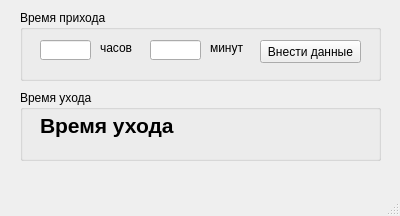
Qt form mainwindow.ui (Gambityasha/WorkTime) before a commit.
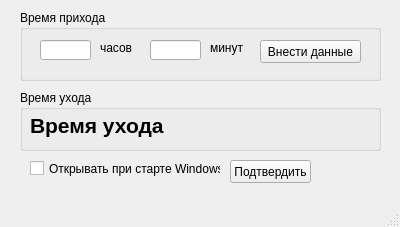
The same form after that commit. Icons and pictures are not drawn.

The edit to the form file:
```diff
--- a/mainwindow.ui
+++ b/mainwindow.ui
@@ -7,7 +7,7 @@
     <x>0</x>
     <y>0</y>
     <width>400</width>
-    <height>216</height>
+    <height>227</height>
    </rect>
   </property>
   <property name="minimumSize">
@@ -19,12 +19,19 @@
   <property name="maximumSize">
    <size>
     <width>400</width>
-    <height>216</height>
+    <height>227</height>
    </size>
   </property>
   <property name="windowTitle">
    <string>Расчет рабочего времени</string>
   </property>
+  <property name="windowIcon">
+   <iconset>
+    <normaloff>iсon.png</normaloff>iсon.png</iconset>
+  </property>
+  <property name="documentMode">
+   <bool>false</bool>
+  </property>
   <widget class="QWidget" name="centralwidget">
    <widget class="QGroupBox" name="groupBox">
     <property name="geometry">
@@ -104,7 +111,7 @@
       <x>20</x>
       <y>90</y>
       <width>361</width>
-      <height>71</height>
+      <height>61</height>
      </rect>
     </property>
     <property name="title">
@@ -113,7 +120,7 @@
     <widget class="QLabel" name="lblExitTime">
      <property name="geometry">
       <rect>
-       <x>20</x>
+       <x>10</x>
        <y>20</y>
        <width>301</width>
        <height>31</height>
@@ -132,6 +139,32 @@
      </property>
     </widget>
    </widget>
+   <widget class="QCheckBox" name="checkBox">
+    <property name="geometry">
+     <rect>
+      <x>30</x>
+      <y>160</y>
+      <width>191</width>
+      <height>17</height>
+     </rect>
+    </property>
+    <property name="text">
+     <string>Открывать при старте Windows</string>
+    </property>
+   </widget>
+   <widget class="QPushButton" name="pushButton">
+    <property name="geometry">
+     <rect>
+      <x>230</x>
+      <y>160</y>
+      <width>81</width>
+      <height>23</height>
+     </rect>
+    </property>
+    <property name="text">
+     <string>Подтвердить</string>
+    </property>
+   </widget>
   </widget>
   <widget class="QMenuBar" name="menubar">
    <property name="geometry">
```
